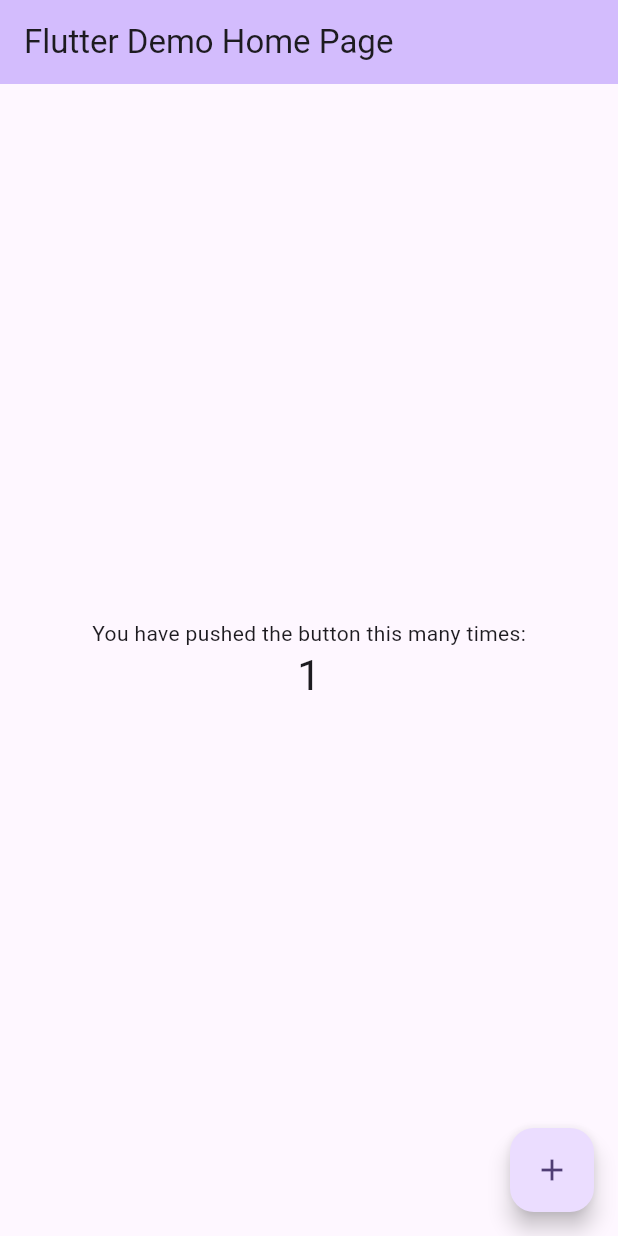
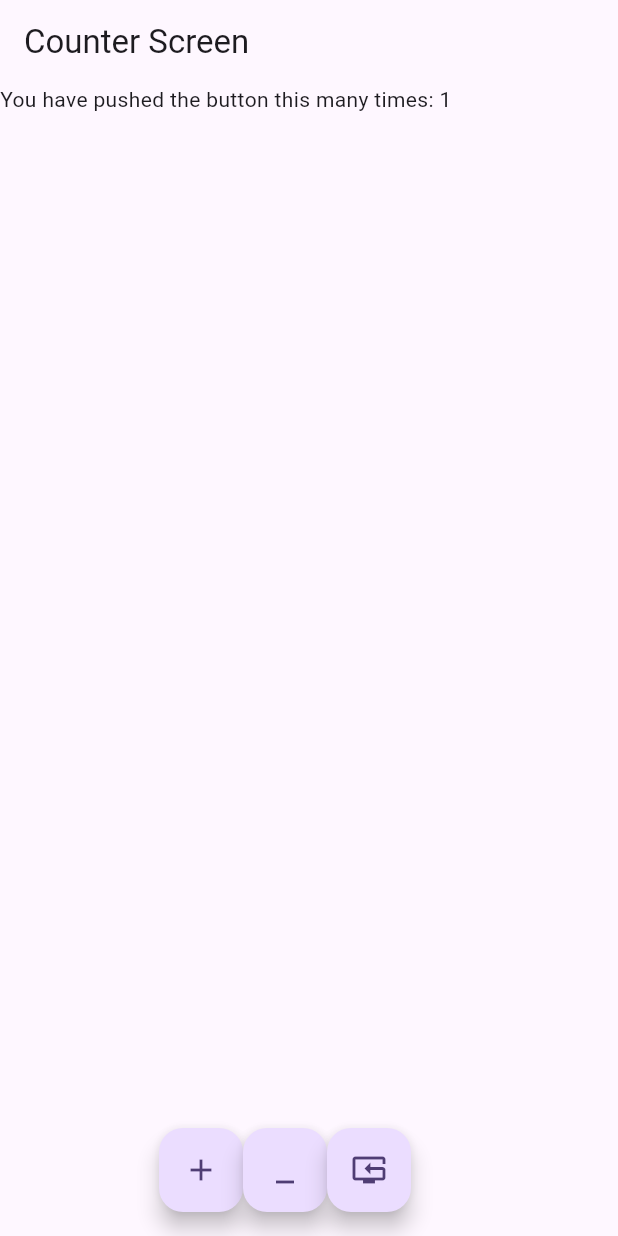
Before and after one commit to thong-pvn/test, a Flutter app: the screen it shows after launch, after a tap on the "add" icon, on a phone screen of 412 x 824 dp. Run offline on Flutter 3.47's test engine with Material 3 defaults, Android fonts, the phone set to English and light mode, and no system bars; our stand-ins replace flutter_riverpod.

Commit message:
some example

```diff
--- a/lib/main.dart
+++ b/lib/main.dart
@@ -1,7 +1,9 @@
+import 'package:example/screen/counter_screen.dart';
 import 'package:flutter/material.dart';
+import 'package:flutter_riverpod/flutter_riverpod.dart';
 
 void main() {
-  runApp(const MyApp());
+  runApp(const ProviderScope(child: MyApp()));
 }
 
 class MyApp extends StatelessWidget {
@@ -31,7 +33,8 @@ class MyApp extends StatelessWidget {
         colorScheme: ColorScheme.fromSeed(seedColor: Colors.deepPurple),
         useMaterial3: true,
       ),
-      home: const MyHomePage(title: 'Flutter Demo Home Page'),
+      home: const CounterScreen(),
+      // home: const MyHomePage(title: 'Flutter Demo Home Page'),
     );
   }
 }
--- /dev/null
+++ b/lib/providers/counter_async_notifier_provider.dart
@@ -0,0 +1,33 @@
+import 'dart:async';
+
+import 'package:flutter_riverpod/flutter_riverpod.dart';
+
+final counterAsyncNotifierProvider = AsyncNotifierProvider<CounterAsyncNotifier, int>(() {
+  return CounterAsyncNotifier();
+});
+
+class CounterAsyncNotifier extends AsyncNotifier<int> {
+  @override
+  FutureOr<int> build() async {
+    final value = await Future.delayed(const Duration(seconds: 5), () => 0);
+    return value;
+  }
+
+  Future<void> increment() async {
+    state = const AsyncLoading();
+    final value = await Future.delayed(const Duration(seconds: 1), () => state.value) ?? 0;
+    state = AsyncValue.data(value + 1);
+  }
+
+  Future<void> decrement() async {
+    state = const AsyncLoading();
+    final value = await Future.delayed(const Duration(seconds: 1), () => state.value) ?? 0;
+    state = AsyncValue.data(value - 1);
+  }
+
+  Future<void> reset() async {
+    state = const AsyncLoading();
+    final value = await Future.delayed(const Duration(seconds: 1), () => state.value) ?? 0;
+    state = const AsyncValue.data(0);
+  }
+}
--- /dev/null
+++ b/lib/providers/counter_state_provider.dart
@@ -0,0 +1,5 @@
+import 'package:flutter_riverpod/flutter_riverpod.dart';
+
+final counterStateProvider = StateProvider<int>((ref) {
+  return 0;
+});
--- /dev/null
+++ b/lib/screen/counter_screen.dart
@@ -0,0 +1,60 @@
+import 'package:example/providers/counter_async_notifier_provider.dart';
+import 'package:example/providers/counter_state_provider.dart';
+import 'package:flutter/material.dart';
+import 'package:flutter_riverpod/flutter_riverpod.dart';
+
+class CounterScreen extends ConsumerStatefulWidget {
+  const CounterScreen({super.key});
+
+  @override
+  ConsumerState createState() => _CounterScreenState();
+}
+
+class _CounterScreenState extends ConsumerState<CounterScreen> {
+
+  @override
+  Widget build(BuildContext context) {
+    // final counter = ref.watch(counterStateProvider);
+    final counter = ref.watch(counterAsyncNotifierProvider);
+
+    return Scaffold(
+      appBar: AppBar(title: const Text('Counter Screen'),),
+      body: Column(
+        children: [
+          counter.when(
+              data: (data) => Text('You have pushed the button this many times: $data'),
+              error: (error, _) => Text('$error'),
+              loading: () => const CircularProgressIndicator()
+          )
+          // const Text('You have pushed the button this many times:'),
+          // Text('$counter', style: Theme.of(context).textTheme.bodyMedium,)
+        ],
+      ),
+        floatingActionButton: Row(
+          mainAxisAlignment: MainAxisAlignment.center,
+          children: [
+            FloatingActionButton(
+              onPressed: () {
+                // ref.read(counterStateProvider.notifier).state++;
+                ref.read(counterAsyncNotifierProvider.notifier).increment();
+              },
+              tooltip: 'Increment',
+              child: const Icon(Icons.add),),
+            FloatingActionButton(
+              onPressed: () {
+                // ref.read(counterStateProvider.notifier).state--;
+                ref.read(counterAsyncNotifierProvider.notifier).decrement();
+              },
+              tooltip: 'Decrement',
+              child: const Icon(Icons.minimize),),
+            FloatingActionButton(
+              onPressed: () {
+                ref.read(counterAsyncNotifierProvider.notifier).reset();
+              },
+              tooltip: 'Reset',
+              child: const Icon(Icons.reset_tv),),
+          ],
+        )
+    );
+  }
+}
--- a/pubspec.yaml
+++ b/pubspec.yaml
@@ -35,6 +35,7 @@ dependencies:
   # The following adds the Cupertino Icons font to your application.
   # Use with the CupertinoIcons class for iOS style icons.
   cupertino_icons: ^1.0.8
+  flutter_riverpod: ^2.6.1
 
 dev_dependencies:
   flutter_test:
```
Also changed, not shown: lib/providers/counter_notifier_provider.dart (added, +11 -0 lines), pubspec.lock, 1 other file.
